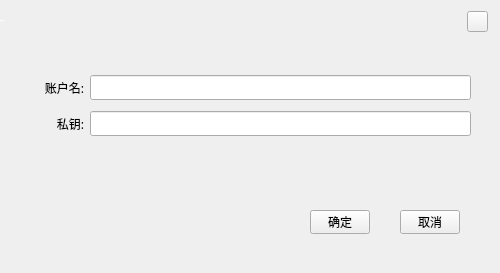
Qt form ChainIDE/custom/ImportDialogHX.ui (HcashOrg/HX-IDE) before a commit.
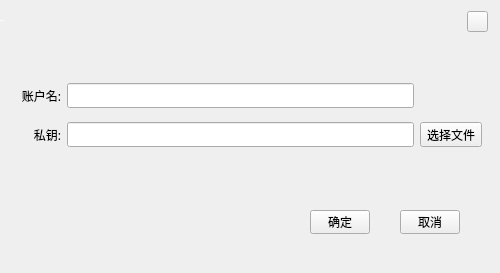
The same form after that commit.

Commit message: import prikey file

Diff of the .ui file:
```diff
--- a/ChainIDE/custom/ImportDialogHX.ui
+++ b/ChainIDE/custom/ImportDialogHX.ui
@@ -122,13 +122,13 @@
   <widget class="QWidget" name="layoutWidget">
    <property name="geometry">
     <rect>
-     <x>20</x>
-     <y>70</y>
-     <width>451</width>
-     <height>71</height>
+     <x>21</x>
+     <y>75</y>
+     <width>461</width>
+     <height>81</height>
     </rect>
    </property>
-   <layout class="QGridLayout" name="gridLayout" columnstretch="1,6">
+   <layout class="QGridLayout" name="gridLayout">
     <item row="0" column="0">
      <widget class="QLabel" name="label_2">
       <property name="text">
@@ -196,13 +196,23 @@
        <string/>
       </property>
       <property name="echoMode">
-       <enum>QLineEdit::Password</enum>
+       <enum>QLineEdit::Normal</enum>
       </property>
       <property name="readOnly">
        <bool>false</bool>
       </property>
      </widget>
     </item>
+    <item row="1" column="2">
+     <widget class="QToolButton" name="pathBtn">
+      <property name="cursor">
+       <cursorShape>PointingHandCursor</cursorShape>
+      </property>
+      <property name="text">
+       <string>选择文件</string>
+      </property>
+     </widget>
+    </item>
    </layout>
   </widget>
   <zorder>layoutWidget</zorder>
```
The commit also changes 23 other files.
